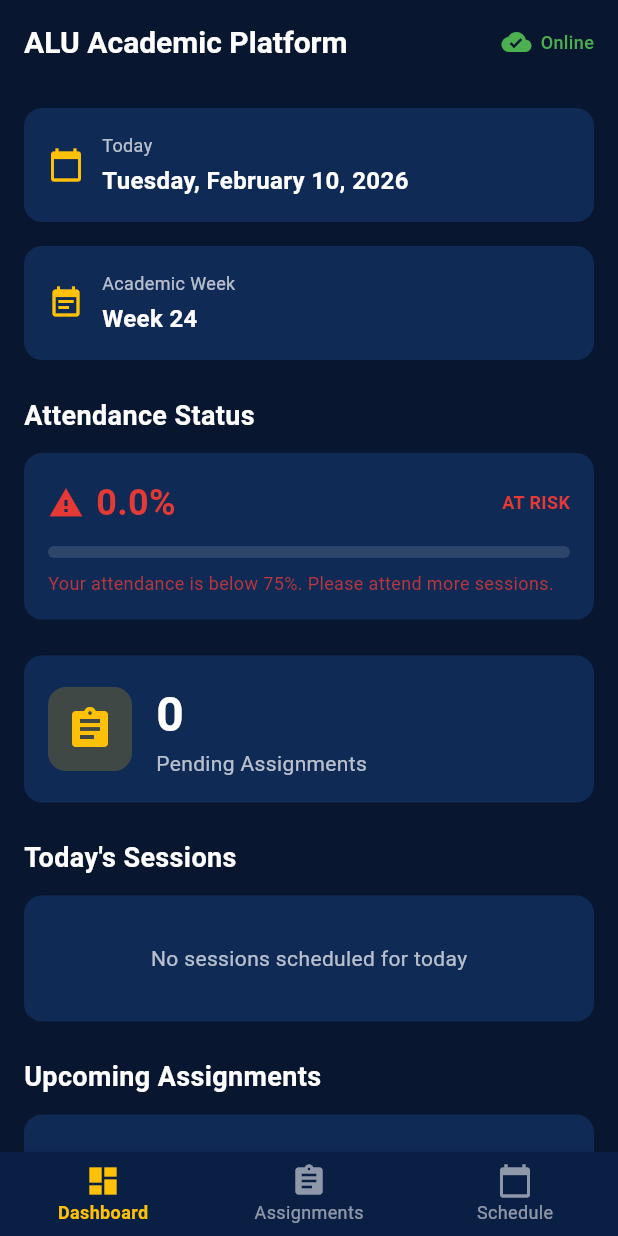
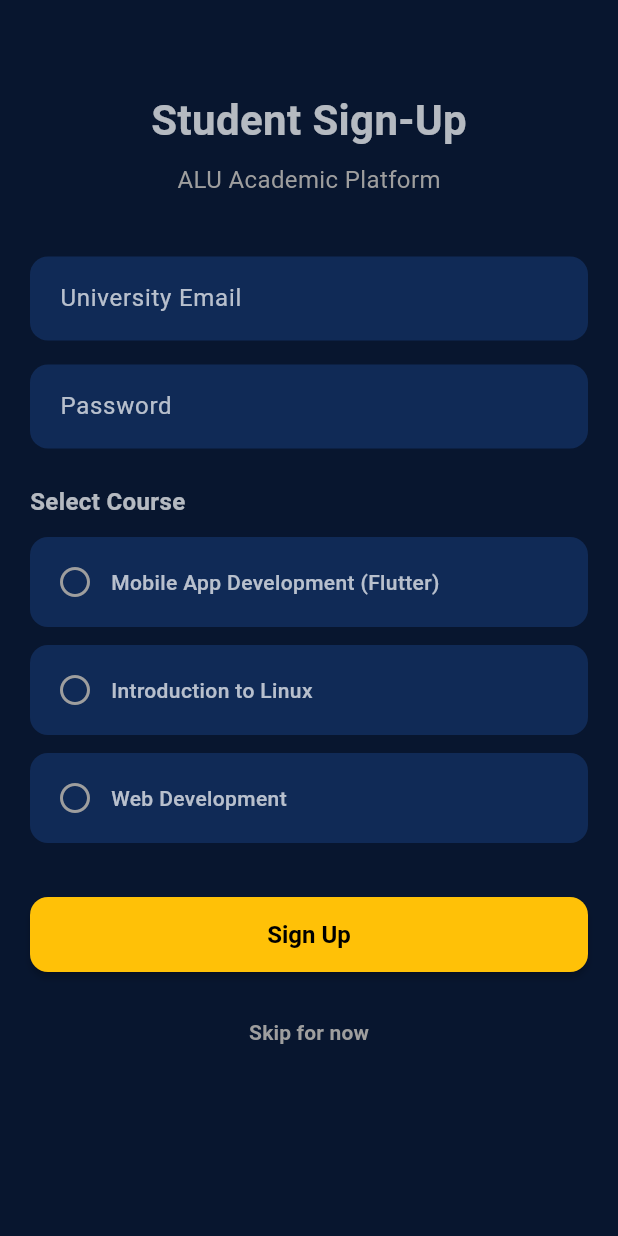
Before and after one commit to iclaudiaadeline/Group31_FormativeAssignment1, a Flutter app: the screen it shows after launch, on a phone screen of 412 x 824 dp. Run offline on Flutter 3.47's test engine with Material 3 defaults, Android fonts, the phone set to English and light mode, and no system bars; our stand-ins replace cloud_firestore, connectivity_plus, firebase_core; accounts and stored records are empty.

Commit message:
feat: restore Samuel's signup screen and integrate into app flow

```diff
--- a/lib/main.dart
+++ b/lib/main.dart
@@ -22,6 +22,7 @@ import 'services/attendance_service.dart';
 import 'screens/dashboard_screen.dart';
 import 'screens/assignments_screen.dart';
 import 'screens/schedule_screen.dart';
+import 'screens/signup_screen.dart';
 
 /// Application entry point
 ///
@@ -104,8 +105,8 @@ class MainApp extends StatelessWidget {
         // Theme configuration with ALU branding
         theme: AppTheme.buildALUTheme(),
 
-        // Main navigation screen with bottom navigation bar
-        home: const MainNavigationScreen(),
+        // Start with signup screen, then navigate to main app
+        home: const SignUpScreen(),
 
         // Remove debug banner in release mode
         debugShowCheckedModeBanner: false,
--- /dev/null
+++ b/lib/screens/signup_screen.dart
@@ -0,0 +1,227 @@
+import 'package:flutter/material.dart';
+import '../widgets/inputs/custom_input_field.dart';
+import '../widgets/buttons/primary_button.dart';
+import '../main.dart';
+
+class SignUpScreen extends StatefulWidget {
+  const SignUpScreen({super.key});
+
+  @override
+  State<SignUpScreen> createState() => _SignUpScreenState();
+}
+
+class _SignUpScreenState extends State<SignUpScreen> {
+  final TextEditingController _emailController = TextEditingController();
+  final TextEditingController _passwordController = TextEditingController();
+  String? selectedCourse;
+  String? errorMessage;
+
+  final List<String> courses = [
+    "Mobile App Development (Flutter)",
+    "Introduction to Linux",
+    "Web Development",
+  ];
+
+  bool isUniversityEmail(String email) {
+    return email.contains('@') &&
+        (email.endsWith('.edu') ||
+            email.contains('university') ||
+            email.contains('alustudent.com'));
+  }
+
+  void signUp() {
+    final email = _emailController.text.trim();
+
+    if (email.isEmpty || !isUniversityEmail(email)) {
+      setState(() {
+        errorMessage = "Please use a valid university email";
+      });
+      return;
+    }
+
+    if (selectedCourse == null) {
+      setState(() {
+        errorMessage = "Please select a course";
+      });
+      return;
+    }
+
+    // Success → Navigate to Dashboard
+    Navigator.pushReplacement(
+      context,
+      MaterialPageRoute(builder: (_) => const MainNavigationScreen()),
+    );
+  }
+
+  @override
+  Widget build(BuildContext context) {
+    return Scaffold(
+      backgroundColor: Theme.of(context).scaffoldBackgroundColor,
+      body: SafeArea(
+        child: SingleChildScrollView(
+          padding: const EdgeInsets.all(20),
+          child: Column(
+            mainAxisAlignment: MainAxisAlignment.center,
+            crossAxisAlignment: CrossAxisAlignment.start,
+            children: [
+              const SizedBox(height: 40),
+              const Center(
+                child: Text(
+                  "Student Sign-Up",
+                  style: TextStyle(
+                    fontSize: 28,
+                    fontWeight: FontWeight.bold,
+                  ),
+                ),
+              ),
+              const SizedBox(height: 8),
+              const Center(
+                child: Text(
+                  "ALU Academic Platform",
+                  style: TextStyle(
+                    fontSize: 16,
+                    color: Colors.grey,
+                  ),
+                ),
+              ),
+              const SizedBox(height: 40),
+
+              /// EMAIL
+              CustomInputField(
+                hint: "University Email",
+                controller: _emailController,
+              ),
+              const SizedBox(height: 16),
+
+              /// PASSWORD
+              CustomInputField(
+                hint: "Password",
+                isPassword: true,
+                controller: _passwordController,
+              ),
+              const SizedBox(height: 24),
+
+              const Text(
+                "Select Course",
+                style: TextStyle(
+                  fontSize: 16,
+                  fontWeight: FontWeight.bold,
+                ),
+              ),
+              const SizedBox(height: 12),
+
+              /// COURSES
+              ...courses.map((course) {
+                final isSelected = selectedCourse == course;
+                return GestureDetector(
+                  onTap: () {
+                    setState(() {
+                      selectedCourse = course;
+                      errorMessage = null;
+                    });
+                  },
+                  child: Container(
+                    margin: const EdgeInsets.only(bottom: 12),
+                    padding: const EdgeInsets.all(16),
+                    decoration: BoxDecoration(
+                      color: isSelected
+                          ? Theme.of(context).primaryColor
+                          : Theme.of(context).cardColor,
+                      borderRadius: BorderRadius.circular(12),
+                      border: Border.all(
+                        color: isSelected
+                            ? Theme.of(context).primaryColor
+                            : Colors.transparent,
+                        width: 2,
+                      ),
+                    ),
+                    child: Row(
+                      children: [
+                        Icon(
+                          isSelected
+                              ? Icons.check_circle
+                              : Icons.radio_button_unchecked,
+                          color: isSelected ? Colors.white : Colors.grey,
+                        ),
+                        const SizedBox(width: 12),
+                        Expanded(
+                          child: Text(
+                            course,
+                            style: TextStyle(
+                              color: isSelected ? Colors.white : null,
+                              fontWeight: FontWeight.w500,
+                            ),
+                          ),
+                        ),
+                      ],
+                    ),
+                  ),
+                );
+              }),
+
+              /// ERROR MESSAGE
+              if (errorMessage != null) ...[
+                const SizedBox(height: 12),
+                Container(
+                  padding: const EdgeInsets.all(12),
+                  decoration: BoxDecoration(
+                    color: Colors.red.withValues(alpha: 0.1),
+                    borderRadius: BorderRadius.circular(8),
+                    border: Border.all(color: Colors.red),
+                  ),
+                  child: Row(
+                    children: [
+                      const Icon(Icons.error_outline, color: Colors.red),
+                      const SizedBox(width: 8),
+                      Expanded(
+                        child: Text(
+                          errorMessage!,
+                          style: const TextStyle(color: Colors.red),
+                        ),
+                      ),
+                    ],
+                  ),
+                ),
+              ],
+
+              const SizedBox(height: 24),
+
+              /// SIGN UP BUTTON
+              PrimaryButton(
+                text: "Sign Up",
+                onPressed: signUp,
+              ),
+
+              const SizedBox(height: 16),
+
+              /// SKIP FOR NOW (Development only)
+              Center(
+                child: TextButton(
+                  onPressed: () {
+                    Navigator.pushReplacement(
+                      context,
+                      MaterialPageRoute(
+                        builder: (_) => const MainNavigationScreen(),
+                      ),
+                    );
+                  },
+                  child: const Text(
+                    "Skip for now",
+                    style: TextStyle(color: Colors.grey),
+                  ),
+                ),
+              ),
+            ],
+          ),
+        ),
+      ),
+    );
+  }
+
+  @override
+  void dispose() {
+    _emailController.dispose();
+    _passwordController.dispose();
+    super.dispose();
+  }
+}
```
Also changed, not shown: 1 other file.
